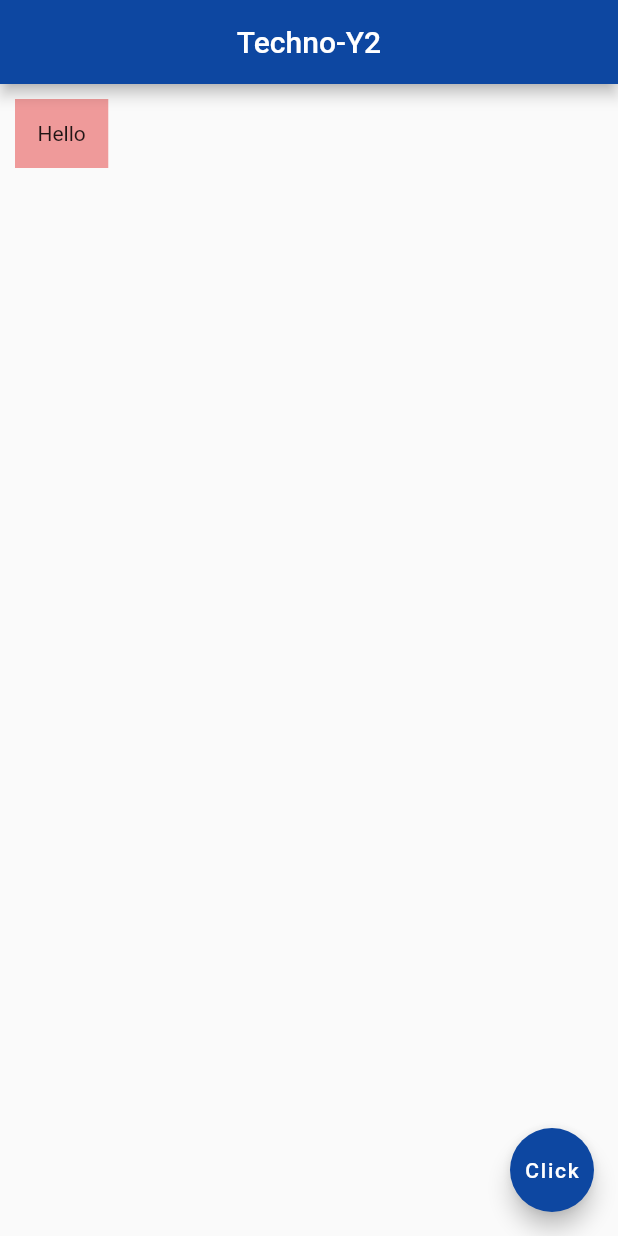
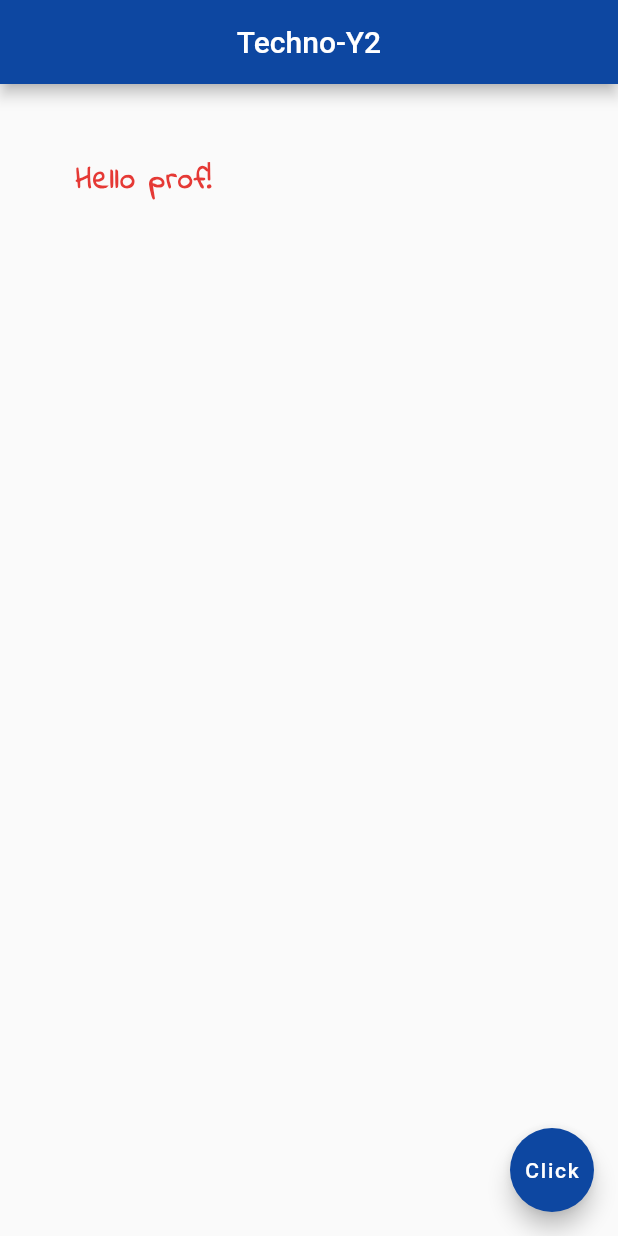
Before and after one commit to michaelovo/Flutter_basic, a Flutter app: the screen it shows after launch, on a phone screen of 412 x 824 dp. Run offline on Flutter 3.47's test engine with Material 2 defaults, Android fonts, the phone set to English and light mode, and no system bars.

Commit message:
Added customized padding

```diff
--- a/lib/main.dart
+++ b/lib/main.dart
@@ -13,16 +13,16 @@ class Home extends StatelessWidget {
         centerTitle: true,
         backgroundColor: Colors.blue[900],
       ),
-      body:Container(
-        padding: EdgeInsets.all(15.0),
-        //symmetric(horizontal: 30.0, vertical: 12.0),
-        //fromLTRB(10.0, 10.0, 15.0, 10.0),
-        margin: EdgeInsets.all(10.0),
-        //fromLTRB(200.0, 50.0, 0.0, 100.0),
-       // symmetric(vertical: 100.0,horizontal: 100.0),
-
-        color: Colors.red[200],
-       child: Text('Hello'),
+      body:Padding(
+        padding: EdgeInsets.all(50.0),
+        child: Text('Hello prof!',
+          style: TextStyle(
+            fontSize: 20.0,
+            fontWeight: FontWeight.bold,
+            letterSpacing: 1.0,
+            color:Colors.red[600],
+            fontFamily: 'IndieFlower',
+          ),),
 
       ),
 //      Center(
```
